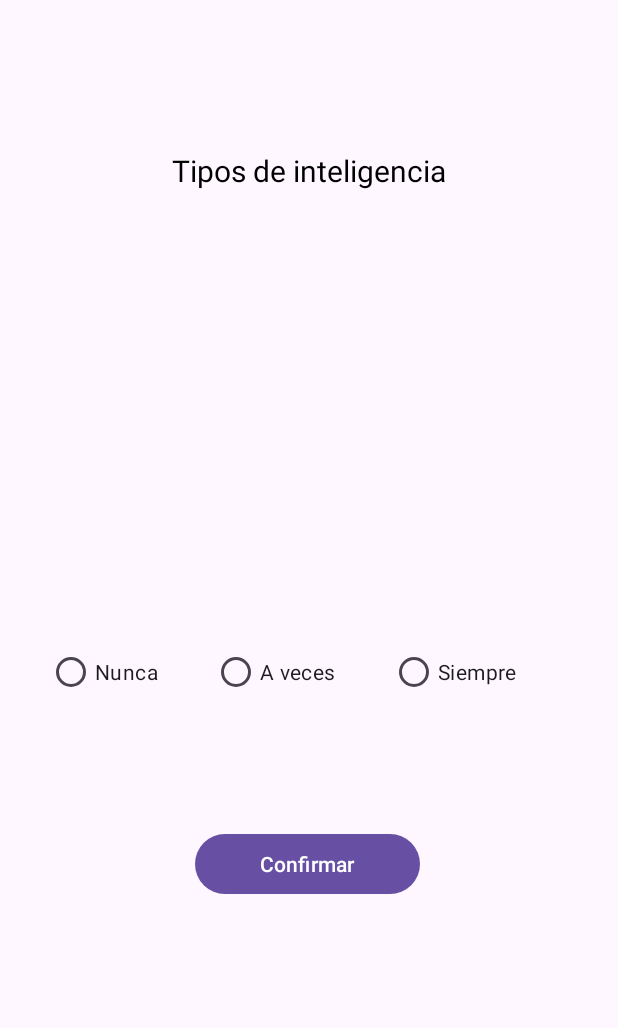
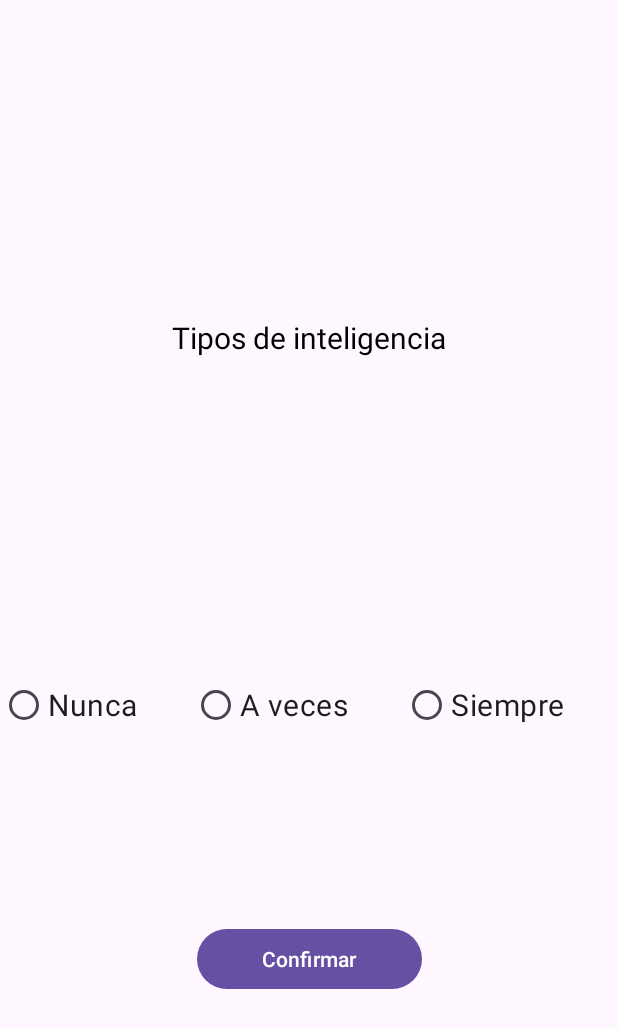
Before and after one commit to buraiang99/Test_Inteligencia, an Android app: the layout activity_question.xml on its own in the app's theme, with its tools: preview values and no code run, on a phone screen of 412 x 824 dp. Shown: the top 1028 px of the screen. Run offline under Robolectric (Android 15) with nearby library versions, the phone set to English and light mode, and no system bars.

Commit message:
Correccion de errores de diseño

```diff
--- a/app/src/main/res/layout/activity_question.xml
+++ b/app/src/main/res/layout/activity_question.xml
@@ -6,63 +6,62 @@
     android:layout_height="match_parent"
     tools:context=".QuestionActivity">
 
-    <LinearLayout
-        android:layout_width="0dp"
-        android:layout_height="0dp"
-        android:layout_marginStart="50dp"
-        android:layout_marginTop="50dp"
-        android:layout_marginEnd="50dp"
-        android:orientation="vertical"
+    <TextView
+        android:id="@+id/textViewQuestion"
+        android:layout_width="360dp"
+        android:layout_height="164dp"
+        android:layout_marginTop="40dp"
+        android:fontFamily="sans-serif"
+        android:paddingTop="50dp"
+        android:text="@string/Question"
+        android:textAlignment="center"
+        android:textAppearance="@style/Base.Theme.TestDeInteligencia"
+        android:textSize="20sp"
+        android:typeface="normal"
         app:layout_constraintBottom_toTopOf="@+id/radioGroup"
         app:layout_constraintEnd_toEndOf="parent"
         app:layout_constraintStart_toStartOf="parent"
-        app:layout_constraintTop_toTopOf="parent">
-
-        <TextView
-            android:id="@+id/textViewQuestion"
-            android:layout_width="match_parent"
-            android:layout_height="match_parent"
-            android:fontFamily="sans-serif"
-            android:paddingTop="50dp"
-            android:text="Tipos de inteligencia"
-            android:textAlignment="center"
-            android:textAppearance="@style/Base.Theme.TestDeInteligencia"
-            android:textSize="20sp"
-            android:typeface="normal" />
-    </LinearLayout>
+        app:layout_constraintTop_toTopOf="parent" />
 
     <RadioGroup
         android:id="@+id/radioGroup"
-        android:layout_width="350dp"
+        android:layout_width="match_parent"
         android:layout_height="wrap_content"
-        android:layout_marginStart="50dp"
-        android:layout_marginEnd="50dp"
-        android:layout_marginBottom="80dp"
         android:orientation="horizontal"
         app:layout_constraintBottom_toTopOf="@+id/buttonConfirm"
         app:layout_constraintEnd_toEndOf="parent"
-        app:layout_constraintStart_toStartOf="parent">
+        app:layout_constraintStart_toStartOf="parent"
+        app:layout_constraintTop_toBottomOf="@+id/textViewQuestion">
 
         <RadioButton
             android:id="@+id/radioButtonNever"
             android:layout_width="wrap_content"
             android:layout_height="wrap_content"
             android:layout_weight="1"
-            android:text="Nunca" />
+            android:maxWidth="300dp"
+            android:text="@string/Never"
+            android:textSize="20sp"
+            tools:ignore="VisualLintButtonSize" />
 
         <RadioButton
             android:id="@+id/radioButtonSometimes"
             android:layout_width="wrap_content"
             android:layout_height="wrap_content"
             android:layout_weight="1"
-            android:text="A veces" />
+            android:maxWidth="300dp"
+            android:text="@string/Sometimes"
+            android:textSize="20sp"
+            tools:ignore="VisualLintButtonSize" />
 
         <RadioButton
             android:id="@+id/radioButtonAlways"
             android:layout_width="wrap_content"
             android:layout_height="wrap_content"
             android:layout_weight="1"
-            android:text="Siempre" />
+            android:maxWidth="300dp"
+            android:text="@string/Always"
+            android:textSize="20sp"
+            tools:ignore="VisualLintButtonSize" />
 
     </RadioGroup>
 
@@ -70,13 +69,11 @@
         android:id="@+id/buttonConfirm"
         android:layout_width="150dp"
         android:layout_height="wrap_content"
-        android:layout_marginStart="130dp"
-        android:layout_marginEnd="130dp"
-        android:layout_marginBottom="224dp"
-        android:text="Confirmar"
+        android:layout_marginBottom="40dp"
+        android:text="@string/Confirm"
         app:layout_constraintBottom_toBottomOf="parent"
         app:layout_constraintEnd_toEndOf="parent"
-        app:layout_constraintHorizontal_bias="0.0"
-        app:layout_constraintStart_toStartOf="parent" />
+        app:layout_constraintStart_toStartOf="parent"
+        app:layout_constraintTop_toBottomOf="@+id/radioGroup" />
 
 </androidx.constraintlayout.widget.ConstraintLayout>
--- a/app/src/main/res/values/strings.xml
+++ b/app/src/main/res/values/strings.xml
@@ -1,3 +1,8 @@
 <resources>
     <string name="app_name">Test de inteligencia</string>
+    <string name="Question">Tipos de inteligencia</string>
+    <string name="Never">Nunca</string>
+    <string name="Sometimes">A veces</string>
+    <string name="Always">Siempre</string>
+    <string name="Confirm">Confirmar</string>
 </resources>
```
